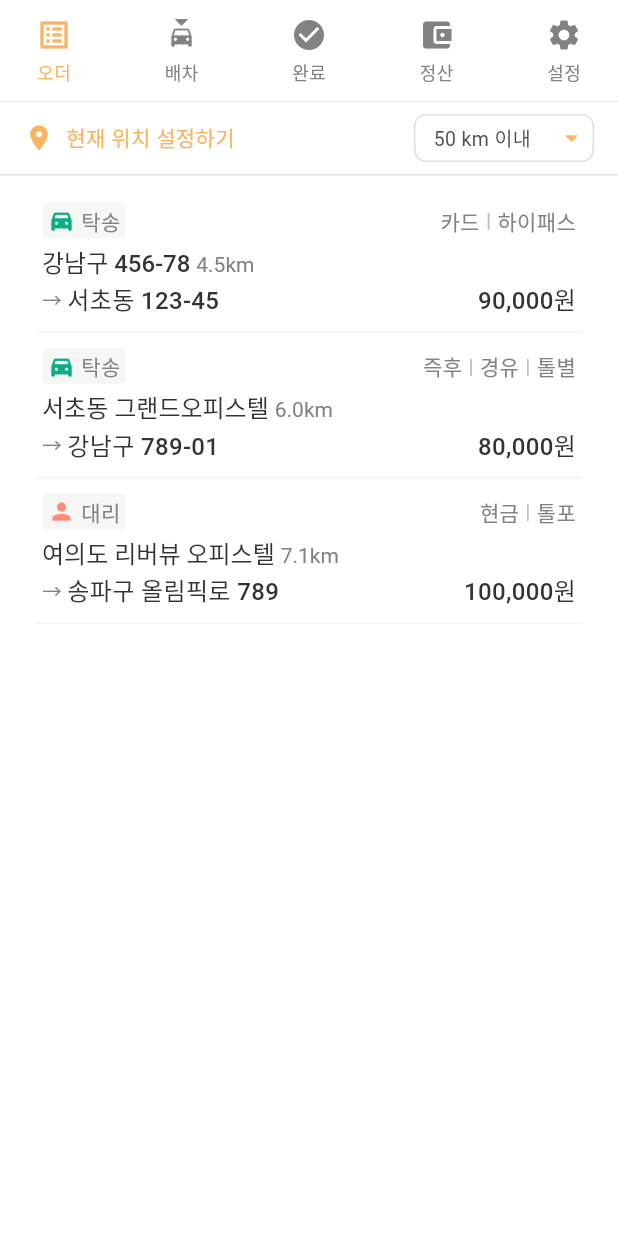
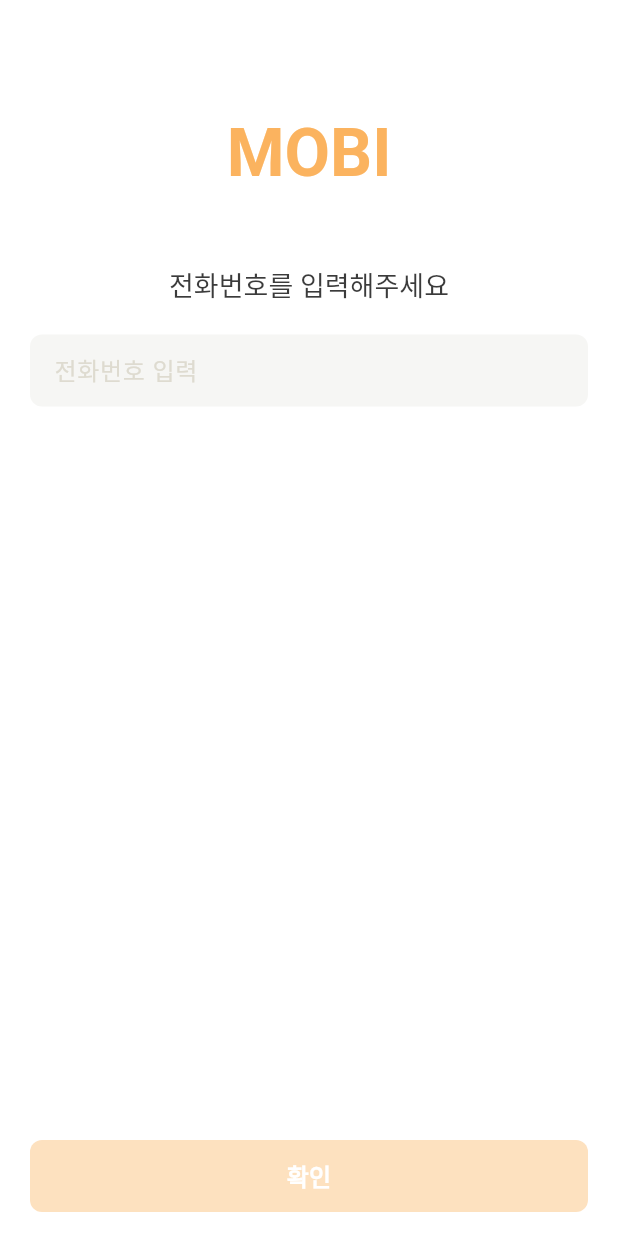
Before and after one commit to rlaaudgjs2/consignment, a Flutter app: the screen it shows after launch, on a phone screen of 412 x 824 dp. Run offline on Flutter 3.47's test engine with Material 3 defaults, Android fonts, the light colour scheme and no system bars; Roboto replaces fonts that are missing (Pretendard, Tsukimi Rounded).

Commit message:
[#6] feat : 로그인 페이지 제작

```diff
--- /dev/null
+++ b/lib/core/utils/phone_utils.dart
@@ -0,0 +1,36 @@
+import 'package:flutter/services.dart';
+
+/// 한국 휴대전화 번호(010 포함)인지 간단히 검사하는 유틸.
+/// - 숫자만 남겼을 때 길이가 11자리면 유효한 번호라고 가정.
+bool isValidKoreanPhone(String input) {
+  final digitsOnly = input.replaceAll(RegExp(r'\D'), '');
+  return digitsOnly.length == 11;
+}
+
+/// 010-1234-5678 형식으로 자동 하이픈을 넣어주는 포맷터.
+/// TextField의 inputFormatters에 넣어서 사용.
+class KoreanPhoneNumberFormatter extends TextInputFormatter {
+  @override
+  TextEditingValue formatEditUpdate(
+      TextEditingValue oldValue,
+      TextEditingValue newValue,
+      ) {
+    // 숫자만 추출
+    String digits = newValue.text.replaceAll(RegExp(r'\D'), '');
+    if (digits.length > 11) {
+      digits = digits.substring(0, 11);
+    }
+
+    final buffer = StringBuffer();
+    for (int i = 0; i < digits.length; i++) {
+      if (i == 3 || i == 7) buffer.write('-'); // 010-1234-5678 포맷
+      buffer.write(digits[i]);
+    }
+
+    final formatted = buffer.toString();
+    return TextEditingValue(
+      text: formatted,
+      selection: TextSelection.collapsed(offset: formatted.length),
+    );
+  }
+}
--- /dev/null
+++ b/lib/features/auth/presentation/pages/login_page.dart
@@ -0,0 +1,209 @@
+import 'package:flutter/material.dart';
+import 'package:flutter/services.dart';
+import 'package:consignment/core/utils/phone_utils.dart';
+import 'package:consignment/features/root/presentation/pages/root_tab_page.dart';
+
+class LoginPage extends StatefulWidget {
+  const LoginPage({super.key});
+
+  @override
+  State<LoginPage> createState() => _LoginPageState();
+}
+
+class _LoginPageState extends State<LoginPage> {
+  final TextEditingController _phoneController = TextEditingController();
+
+  // 로그인 페이지에서만 사용하는 색상 상수
+  static const Color _mainColor = Color(0xFFFBB35F); // MOBI 메인 컬러
+  static const Color _blackTextColor = Color(0xFF3B3B3B);
+  static const Color _inputBgColor = Color(0xFFF6F6F4);
+  static const Color _placeholderColor = Color(0xFFDEDBD0);
+  static const Color _iconGray = Color(0xFFB3B3B3);
+
+  @override
+  void initState() {
+    super.initState();
+    _phoneController.addListener(() {
+      // 입력할 때마다 X 아이콘 / 버튼 활성화 상태 갱신
+      setState(() {});
+    });
+  }
+
+  @override
+  void dispose() {
+    _phoneController.dispose();
+    super.dispose();
+  }
+
+  bool get _hasText => _phoneController.text.isNotEmpty;
+
+  // core/utils/phone_utils.dart 의 유틸 활용
+  bool get _isValidPhone => isValidKoreanPhone(_phoneController.text);
+
+  void _clearPhone() {
+    _phoneController.clear();
+  }
+
+  void _onConfirmPressed(BuildContext context) {
+    if (!_isValidPhone) {
+      ScaffoldMessenger.of(context).showSnackBar(
+        const SnackBar(content: Text('올바른 전화번호를 입력해주세요.')),
+      );
+      return;
+    }
+
+    Navigator.of(context).pushReplacement(
+      MaterialPageRoute(
+        builder: (_) => const RootTabPage(),
+      ),
+    );
+  }
+
+  @override
+  Widget build(BuildContext context) {
+    final bottomInset = MediaQuery.of(context).viewInsets.bottom;
+
+    return Scaffold(
+      backgroundColor: Colors.white,
+      resizeToAvoidBottomInset: true,
+      body: SafeArea(
+        child: SingleChildScrollView(
+          // 키보드 올라와도 내용이 잘 보이도록 아래쪽 여유
+          padding: const EdgeInsets.symmetric(horizontal: 20).copyWith(
+            bottom: 24,
+          ),
+          child: Column(
+            crossAxisAlignment: CrossAxisAlignment.center,
+            children: [
+              const SizedBox(height: 80), // 상단 여백 (MOBI 위치)
+
+              // MOBI 로고
+              const Center(
+                child: Text(
+                  'MOBI',
+                  textAlign: TextAlign.center,
+                  style: TextStyle(
+                    fontSize: 44,
+                    fontWeight: FontWeight.w700,
+                    fontFamily: 'Tsukimi Rounded', // 폰트 없으면 제거 가능
+                    height: 1.0,
+                    letterSpacing: 0,
+                    color: _mainColor,
+                  ),
+                ),
+              ),
+              const SizedBox(height: 56),
+
+              // "전화번호를 입력해주세요"
+              const Center(
+                child: Text(
+                  '전화번호를 입력해주세요',
+                  textAlign: TextAlign.center,
+                  style: TextStyle(
+                    fontSize: 18,
+                    fontWeight: FontWeight.w500,
+                    fontFamily: 'Pretendard',
+                    height: 1.0,
+                    letterSpacing: 0,
+                    color: _blackTextColor,
+                  ),
+                ),
+              ),
+
+              const SizedBox(height: 24),
+
+              // 전화번호 입력 필드
+              Container(
+                height: 48,
+                decoration: BoxDecoration(
+                  color: _inputBgColor,
+                  borderRadius: BorderRadius.circular(8),
+                ),
+                alignment: Alignment.center,
+                child: TextField(
+                  controller: _phoneController,
+                  keyboardType: TextInputType.number,
+                  inputFormatters: [
+                    FilteringTextInputFormatter.digitsOnly,
+                    KoreanPhoneNumberFormatter(), // 공통 유틸에서 가져온 포맷터
+                  ],
+                  style: const TextStyle(
+                    fontSize: 16,
+                    fontWeight: FontWeight.w500,
+                    fontFamily: 'Pretendard',
+                    color: _blackTextColor,
+                  ),
+                  decoration: InputDecoration(
+                    isCollapsed: true,
+                    contentPadding: const EdgeInsets.symmetric(
+                      horizontal: 16,
+                      vertical: 12,
+                    ),
+                    border: InputBorder.none,
+                    hintText: '전화번호 입력',
+                    hintStyle: const TextStyle(
+                      fontSize: 16,
+                      fontWeight: FontWeight.w500,
+                      fontFamily: 'Pretendard',
+                      color: _placeholderColor,
+                    ),
+                    suffixIcon: _hasText
+                        ? IconButton(
+                      onPressed: _clearPhone,
+                      splashRadius: 18,
+                      icon: const Icon(
+                        Icons.close,
+                        size: 18,
+                        color: _iconGray,
+                      ),
+                    )
+                        : null,
+                  ),
+                ),
+              ),
+
+              const SizedBox(height: 40), // 밑에 살짝 여백
+            ],
+          ),
+        ),
+      ),
+
+      // 하단 확인 버튼
+      bottomNavigationBar: SafeArea(
+        child: Padding(
+          padding: EdgeInsets.fromLTRB(
+            20,
+            0,
+            20,
+            16 + bottomInset, // 키보드 올라오면 버튼도 위로
+          ),
+          child: SizedBox(
+            width: double.infinity,
+            height: 48,
+            child: ElevatedButton(
+              onPressed:
+              _isValidPhone ? () => _onConfirmPressed(context) : null,
+              style: ElevatedButton.styleFrom(
+                elevation: 0,
+                backgroundColor: _mainColor,
+                disabledBackgroundColor: _mainColor.withOpacity(0.4),
+                shape: RoundedRectangleBorder(
+                  borderRadius: BorderRadius.circular(8),
+                ),
+              ),
+              child: const Text(
+                '확인',
+                style: TextStyle(
+                  fontSize: 16,
+                  fontWeight: FontWeight.w600,
+                  fontFamily: 'Pretendard',
+                  color: Colors.white,
+                ),
+              ),
+            ),
+          ),
+        ),
+      ),
+    );
+  }
+}
--- a/lib/main.dart
+++ b/lib/main.dart
@@ -1,5 +1,6 @@
 import 'package:flutter/material.dart';
 import 'package:consignment/features/root/presentation/pages/root_tab_page.dart';
+import 'package:consignment/features/auth/presentation/pages/login_page.dart';
 
 void main() {
   runApp(const ConsignmentApp());
@@ -18,7 +19,7 @@ class ConsignmentApp extends StatelessWidget {
         colorScheme: ColorScheme.fromSeed(seedColor: const Color(0xFFFF8A00)),
         useMaterial3: true,
       ),
-      home: const RootTabPage(),
+      home: const LoginPage(),
     );
   }
 }
```
